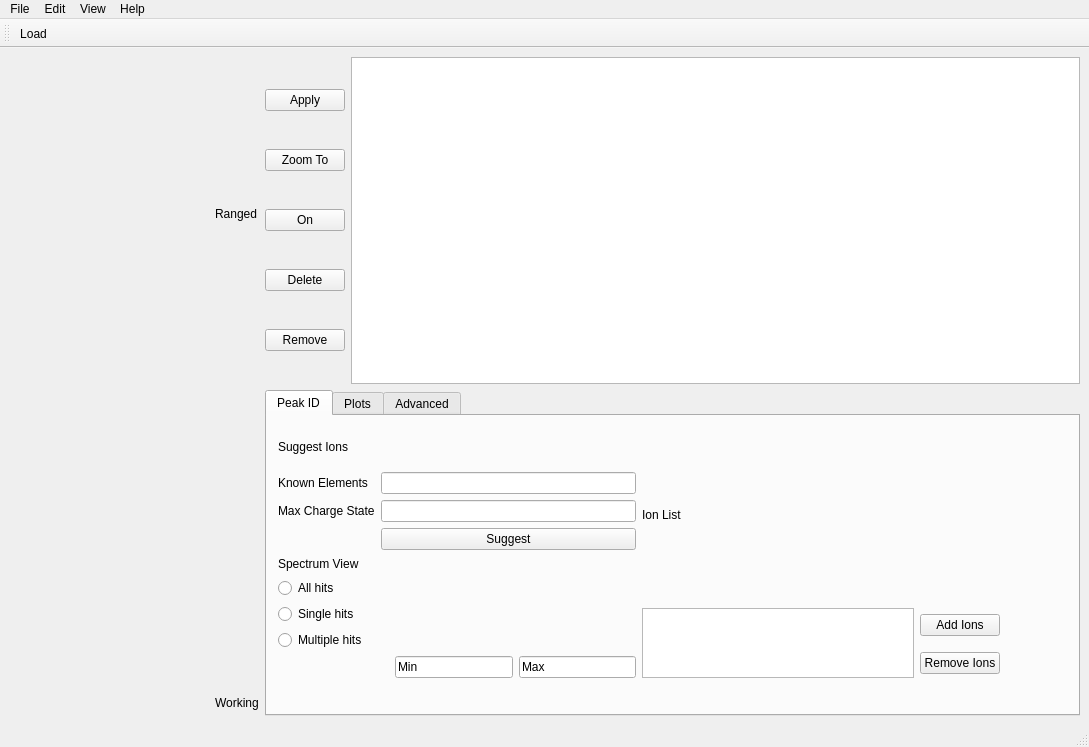
First picture: the form in mainwindow.ui, repository tanosaur/massreproduction, before the edit.
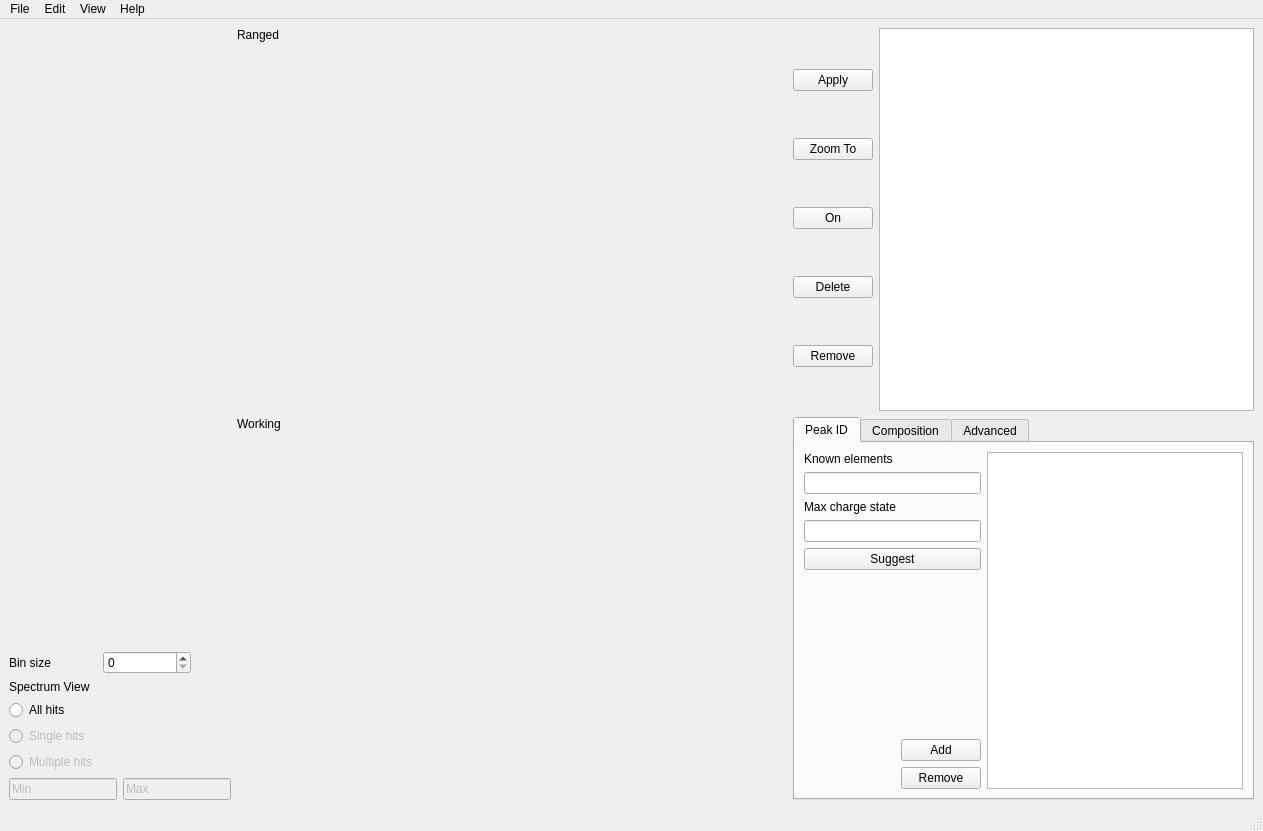
Second picture: the form after the edit. Icons and pictures are not drawn.

Diff of the .ui file:
```diff
--- a/mainwindow.ui
+++ b/mainwindow.ui
@@ -6,32 +6,41 @@
    <rect>
     <x>0</x>
     <y>0</y>
-    <width>1089</width>
-    <height>747</height>
+    <width>1263</width>
+    <height>831</height>
    </rect>
   </property>
   <property name="windowTitle">
    <string>MainWindow</string>
   </property>
   <widget class="QWidget" name="centralwidget">
-   <layout class="QGridLayout" name="gridLayout">
-    <item row="0" column="0">
-     <layout class="QVBoxLayout" name="leftpanelLayout">
+   <layout class="QHBoxLayout" name="horizontalLayout_4">
       <item>
-       <spacer name="verticalSpacer">
+     <layout class="QVBoxLayout" name="verticalLayout_4">
+      <item>
+       <spacer name="verticalSpacer_3">
         <property name="orientation">
          <enum>Qt::Vertical</enum>
         </property>
+        <property name="sizeType">
+         <enum>QSizePolicy::MinimumExpanding</enum>
+        </property>
         <property name="sizeHint" stdset="0">
          <size>
           <width>20</width>
-          <height>70</height>
+          <height>40</height>
          </size>
         </property>
        </spacer>
       </item>
       <item>
        <widget class="QWidget" name="stackView" native="true">
+        <property name="sizePolicy">
+         <sizepolicy hsizetype="Fixed" vsizetype="Preferred">
+          <horstretch>0</horstretch>
+          <verstretch>0</verstretch>
+         </sizepolicy>
+        </property>
         <property name="minimumSize">
          <size>
           <width>200</width>
@@ -40,9 +49,149 @@
         </property>
        </widget>
       </item>
-     </layout>
-    </item>
+      <item>
+       <layout class="QGridLayout" name="gridLayout_2">
     <item row="0" column="1">
+         <layout class="QVBoxLayout" name="verticalLayout_2">
+          <item>
+           <layout class="QHBoxLayout" name="horizontalLayout_5">
+            <item>
+             <widget class="QLabel" name="binsizeLabel">
+              <property name="text">
+               <string>Bin size</string>
+              </property>
+             </widget>
+            </item>
+            <item>
+             <widget class="QSpinBox" name="binsizeSpinBox"/>
+            </item>
+            <item>
+             <spacer name="horizontalSpacer_3">
+              <property name="orientation">
+               <enum>Qt::Horizontal</enum>
+              </property>
+              <property name="sizeType">
+               <enum>QSizePolicy::Minimum</enum>
+              </property>
+              <property name="sizeHint" stdset="0">
+               <size>
+                <width>40</width>
+                <height>20</height>
+               </size>
+              </property>
+             </spacer>
+            </item>
+           </layout>
+          </item>
+          <item>
+           <widget class="QLabel" name="spectrumviewLabel">
+            <property name="text">
+             <string>Spectrum View</string>
+            </property>
+           </widget>
+          </item>
+          <item>
+           <widget class="QRadioButton" name="allhitsRadioButton">
+            <property name="text">
+             <string>All hits</string>
+            </property>
+           </widget>
+          </item>
+          <item>
+           <widget class="QRadioButton" name="singlehitsRadioButton">
+            <property name="enabled">
+             <bool>false</bool>
+            </property>
+            <property name="text">
+             <string>Single hits</string>
+            </property>
+           </widget>
+          </item>
+          <item>
+           <widget class="QRadioButton" name="multiplehitsRadioButton">
+            <property name="enabled">
+             <bool>false</bool>
+            </property>
+            <property name="text">
+             <string>Multiple hits</string>
+            </property>
+           </widget>
+          </item>
+          <item>
+           <layout class="QHBoxLayout" name="horizontalLayout_2">
+            <item>
+             <widget class="QLineEdit" name="minhitsLineEdit">
+              <property name="enabled">
+               <bool>false</bool>
+              </property>
+              <property name="sizePolicy">
+               <sizepolicy hsizetype="Fixed" vsizetype="Fixed">
+                <horstretch>0</horstretch>
+                <verstretch>0</verstretch>
+               </sizepolicy>
+              </property>
+              <property name="minimumSize">
+               <size>
+                <width>75</width>
+                <height>0</height>
+               </size>
+              </property>
+              <property name="baseSize">
+               <size>
+                <width>75</width>
+                <height>0</height>
+               </size>
+              </property>
+              <property name="text">
+               <string>Min</string>
+              </property>
+              <property name="maxLength">
+               <number>3</number>
+              </property>
+             </widget>
+            </item>
+            <item>
+             <widget class="QLineEdit" name="maxhitsLineEdit">
+              <property name="enabled">
+               <bool>false</bool>
+              </property>
+              <property name="sizePolicy">
+               <sizepolicy hsizetype="Fixed" vsizetype="Fixed">
+                <horstretch>0</horstretch>
+                <verstretch>0</verstretch>
+               </sizepolicy>
+              </property>
+              <property name="minimumSize">
+               <size>
+                <width>75</width>
+                <height>10</height>
+               </size>
+              </property>
+              <property name="baseSize">
+               <size>
+                <width>75</width>
+                <height>10</height>
+               </size>
+              </property>
+              <property name="text">
+               <string>Max</string>
+              </property>
+              <property name="maxLength">
+               <number>3</number>
+              </property>
+             </widget>
+            </item>
+           </layout>
+          </item>
+         </layout>
+        </item>
+       </layout>
+      </item>
+     </layout>
+    </item>
+    <item>
+     <layout class="QVBoxLayout" name="plotsLayout">
+      <item>
      <layout class="QVBoxLayout" name="rangedLayout">
       <item>
        <widget class="QLabel" name="ranged_Label">
@@ -52,11 +201,53 @@
        </widget>
       </item>
       <item>
-       <widget class="QFrame" name="rangedFrame"/>
+         <widget class="QFrame" name="rangedFrame">
+          <property name="sizePolicy">
+           <sizepolicy hsizetype="MinimumExpanding" vsizetype="MinimumExpanding">
+            <horstretch>0</horstretch>
+            <verstretch>0</verstretch>
+           </sizepolicy>
+          </property>
+          <property name="minimumSize">
+           <size>
+            <width>550</width>
+            <height>350</height>
+           </size>
+          </property>
+         </widget>
       </item>
      </layout>
     </item>
-    <item row="0" column="2" rowspan="2">
+      <item>
+       <layout class="QVBoxLayout" name="workingLayout">
+        <item>
+         <widget class="QLabel" name="working_Label">
+          <property name="text">
+           <string>Working</string>
+          </property>
+         </widget>
+        </item>
+        <item>
+         <widget class="QFrame" name="workingFrame">
+          <property name="sizePolicy">
+           <sizepolicy hsizetype="MinimumExpanding" vsizetype="MinimumExpanding">
+            <horstretch>0</horstretch>
+            <verstretch>0</verstretch>
+           </sizepolicy>
+          </property>
+          <property name="minimumSize">
+           <size>
+            <width>550</width>
+            <height>350</height>
+           </size>
+          </property>
+         </widget>
+        </item>
+       </layout>
+      </item>
+     </layout>
+    </item>
+    <item>
      <layout class="QVBoxLayout" name="rightpanelLayout">
       <item>
        <layout class="QHBoxLayout" name="horizontalLayout">
@@ -103,7 +294,20 @@
          </layout>
         </item>
         <item>
-         <widget class="QTableView" name="rangedTable"/>
+         <widget class="QTableView" name="rangedTable">
+          <property name="sizePolicy">
+           <sizepolicy hsizetype="MinimumExpanding" vsizetype="MinimumExpanding">
+            <horstretch>0</horstretch>
+            <verstretch>0</verstretch>
+           </sizepolicy>
+          </property>
+          <property name="minimumSize">
+           <size>
+            <width>0</width>
+            <height>200</height>
+           </size>
+          </property>
+         </widget>
         </item>
        </layout>
       </item>
@@ -113,105 +317,98 @@
          <number>0</number>
         </property>
         <widget class="QWidget" name="peakID_Tab">
+         <property name="sizePolicy">
+          <sizepolicy hsizetype="MinimumExpanding" vsizetype="Preferred">
+           <horstretch>0</horstretch>
+           <verstretch>0</verstretch>
+          </sizepolicy>
+         </property>
          <attribute name="title">
           <string>Peak ID</string>
          </attribute>
-         <widget class="QWidget" name="layoutWidget">
-          <property name="geometry">
-           <rect>
-            <x>11</x>
-            <y>11</y>
-            <width>722</width>
-            <height>251</height>
-           </rect>
-          </property>
-          <layout class="QHBoxLayout" name="horizontalLayout_3">
+         <layout class="QHBoxLayout" name="horizontalLayout_7">
            <item>
-            <layout class="QVBoxLayout" name="verticalLayout_6">
-             <item>
+           <layout class="QGridLayout" name="gridLayout">
+            <item row="0" column="0">
               <layout class="QVBoxLayout" name="verticalLayout_5">
                <item>
-                <widget class="QLabel" name="suggestionsLabel">
-                 <property name="text">
-                  <string>Suggest Ions</string>
-                 </property>
-                </widget>
-               </item>
+               <layout class="QVBoxLayout" name="verticalLayout_9">
                <item>
-                <layout class="QGridLayout" name="gridLayout_2">
-                 <item row="0" column="0">
                   <widget class="QLabel" name="knownelementsLabel">
                    <property name="text">
-                    <string>Known Elements</string>
+                   <string>Known elements</string>
                    </property>
                   </widget>
                  </item>
-                 <item row="0" column="1">
+                <item>
                   <widget class="QLineEdit" name="knownelementsLineEdit">
+                  <property name="maximumSize">
+                   <size>
+                    <width>16577215</width>
+                    <height>16777215</height>
+                   </size>
+                  </property>
                    <property name="text">
                     <string/>
                    </property>
                   </widget>
                  </item>
-                 <item row="1" column="0">
+                <item>
                   <widget class="QLabel" name="maxchargestateLabel">
                    <property name="text">
-                    <string>Max Charge State</string>
+                   <string>Max charge state</string>
                    </property>
                   </widget>
                  </item>
-                 <item row="1" column="1">
+                <item>
                   <widget class="QLineEdit" name="maxchargestateLineEdit"/>
                  </item>
-                 <item row="2" column="1">
+                <item>
                   <widget class="QPushButton" name="suggestButton">
                    <property name="text">
                     <string>Suggest</string>
                    </property>
                   </widget>
                  </item>
+                <item>
+                 <spacer name="verticalSpacer">
+                  <property name="orientation">
+                   <enum>Qt::Vertical</enum>
+                  </property>
+                  <property name="sizeHint" stdset="0">
+                   <size>
+                    <width>20</width>
+                    <height>40</height>
+                   </size>
+                  </property>
+                 </spacer>
+                </item>
                 </layout>
                </item>
               </layout>
              </item>
-             <item>
-              <layout class="QVBoxLayout" name="verticalLayout_4">
-               <item>
-                <widget class="QLabel" name="spectrumviewLabel">
-                 <property name="text">
-                  <string>Spectrum View</string>
-                 </property>
-                </widget>
-               </item>
-               <item>
-                <layout class="QVBoxLayout" name="verticalLayout_3">
-                 <item>
-                  <widget class="QRadioButton" name="allhitsRadioButton">
-                   <property name="text">
-                    <string>All hits</string>
+            <item row="0" column="1" rowspan="2">
+             <widget class="QTreeView" name="ionlistTree">
+              <property name="sizePolicy">
+               <sizepolicy hsizetype="MinimumExpanding" vsizetype="Preferred">
+                <horstretch>0</horstretch>
+                <verstretch>0</verstretch>
+               </sizepolicy>
+              </property>
+              <property name="minimumSize">
+               <size>
+                <width>0</width>
+                <height>100</height>
+               </size>
                    </property>
                   </widget>
                  </item>
+            <item row="1" column="0">
+             <layout class="QVBoxLayout" name="verticalLayout_8">
                  <item>
-                  <widget class="QRadioButton" name="singlehitsRadioButton">
-                   <property name="text">
-                    <string>Single hits</string>
-                   </property>
-                  </widget>
-                 </item>
+               <layout class="QHBoxLayout" name="horizontalLayout_3">
                  <item>
-                  <layout class="QVBoxLayout" name="verticalLayout_2">
-                   <item>
-                    <widget class="QRadioButton" name="multiplehitsRadioButton">
-                     <property name="text">
-                      <string>Multiple hits</string>
-                     </property>
-                    </widget>
-                   </item>
-                   <item>
-                    <layout class="QHBoxLayout" name="horizontalLayout_2">
-                     <item>
-                      <spacer name="horizontalSpacer">
+                 <spacer name="horizontalSpacer_2">
                        <property name="orientation">
                         <enum>Qt::Horizontal</enum>
                        </property>
@@ -224,63 +421,34 @@
                       </spacer>
                      </item>
                      <item>
-                      <widget class="QLineEdit" name="minhitsLineEdit">
-                       <property name="text">
-                        <string>Min</string>
-                       </property>
-                      </widget>
-                     </item>
+                 <layout class="QVBoxLayout" name="verticalLayout_6">
                      <item>
-                      <widget class="QLineEdit" name="maxhitsLineEdit">
-                       <property name="text">
-                        <string>Max</string>
-                       </property>
-                      </widget>
-                     </item>
-                    </layout>
-                   </item>
-                  </layout>
-                 </item>
-                </layout>
-               </item>
-              </layout>
-             </item>
-            </layout>
-           </item>
-           <item>
-            <layout class="QGridLayout" name="gridLayout_3">
-             <item row="0" column="0">
-              <widget class="QLabel" name="ionlistLabel">
-               <property name="text">
-                <string>Ion List</string>
-               </property>
-              </widget>
-             </item>
-             <item row="1" column="1">
               <widget class="QPushButton" name="addionsButton">
                <property name="text">
-                <string>Add Ions</string>
+                     <string>Add</string>
                </property>
               </widget>
              </item>
-             <item row="2" column="1">
+                  <item>
               <widget class="QPushButton" name="removeionsButton">
                <property name="text">
-                <string>Remove Ions</string>
+                     <string>Remove</string>
                </property>
               </widget>
              </item>
-             <item row="1" column="0" rowspan="2">
-              <widget class="QTreeView" name="ionlistTree"/>
+                 </layout>
              </item>
             </layout>
            </item>
           </layout>
-         </widget>
-        </widget>
-        <widget class="QWidget" name="plots_Tab">
+            </item>
+           </layout>
+          </item>
+         </layout>
+        </widget>
+        <widget class="QWidget" name="composition_Tab">
          <attribute name="title">
-          <string>Plots</string>
+          <string>Composition</string>
          </attribute>
         </widget>
         <widget class="QWidget" name="advanced_Tab">
@@ -292,20 +460,6 @@
       </item>
      </layout>
     </item>
-    <item row="1" column="1">
-     <layout class="QVBoxLayout" name="workingLayout">
-      <item>
-       <widget class="QLabel" name="working_Label">
-        <property name="text">
-         <string>Working</string>
-        </property>
-       </widget>
-      </item>
-      <item>
-       <widget class="QFrame" name="workingFrame"/>
-      </item>
-     </layout>
-    </item>
    </layout>
   </widget>
   <widget class="QMenuBar" name="menubar">
@@ -313,7 +467,7 @@
     <rect>
      <x>0</x>
      <y>0</y>
-     <width>1089</width>
+     <width>1263</width>
      <height>22</height>
     </rect>
    </property>
@@ -355,18 +509,6 @@
    <addaction name="menuHelp"/>
   </widget>
   <widget class="QStatusBar" name="statusbar"/>
-  <widget class="QToolBar" name="toolBar">
-   <property name="windowTitle">
-    <string>toolBar</string>
-   </property>
-   <attribute name="toolBarArea">
-    <enum>TopToolBarArea</enum>
-   </attribute>
-   <attribute name="toolBarBreak">
-    <bool>false</bool>
-   </attribute>
-   <addaction name="actionLoad"/>
-  </widget>
   <action name="actionNew">
    <property name="text">
     <string>New...</string>
```
Lines whose indentation alone changed are shown as unchanged.
